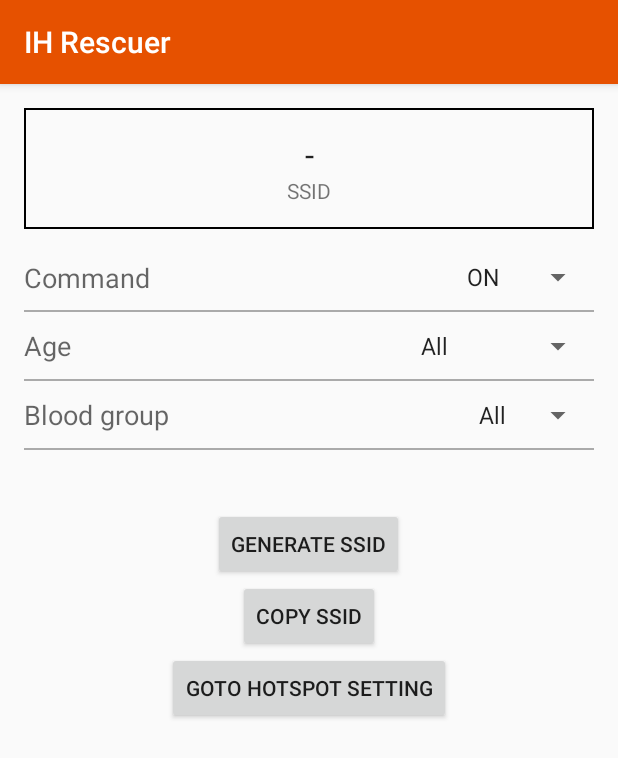
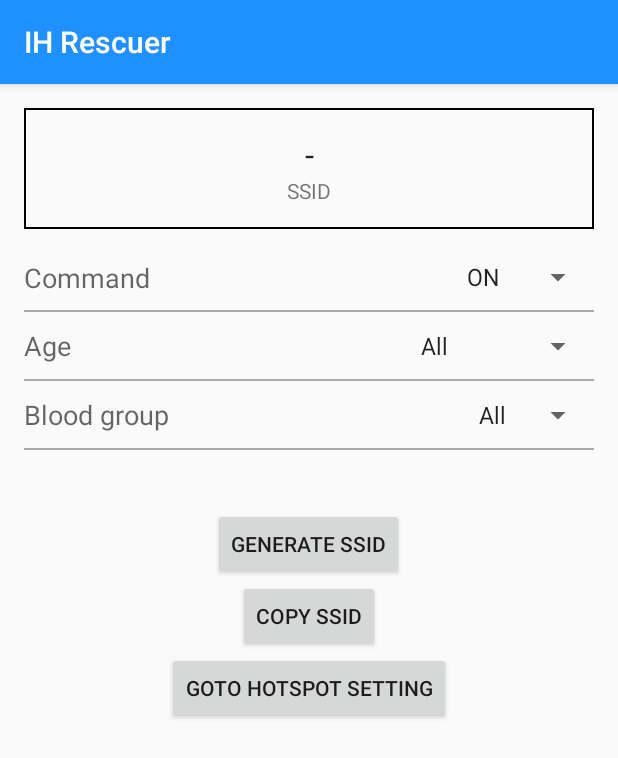
Before and after one commit to chin8628/Procon-Kosen, an Android app: the screen it shows after launch (MainActivity), on a phone screen of 412 x 824 dp. Shown: the top 758 px of the screen. Run offline under Robolectric (Android 15) with nearby library versions, the phone set to English and light mode, and no system bars.

Commit message:
Update color IH Rescuer

```diff
--- a/RescuerApp/app/src/main/res/values/colors.xml
+++ b/RescuerApp/app/src/main/res/values/colors.xml
@@ -1,6 +1,6 @@
 <?xml version="1.0" encoding="utf-8"?>
 <resources>
-    <color name="colorPrimary">#E65100</color>
-    <color name="colorPrimaryDark">#a82112</color>
-    <color name="colorAccent">#FFA726</color>
+    <color name="colorPrimary">#1E90FF</color>
+    <color name="colorPrimaryDark">#335A80</color>
+    <color name="colorAccent">#E95E3A</color>
 </resources>
```
